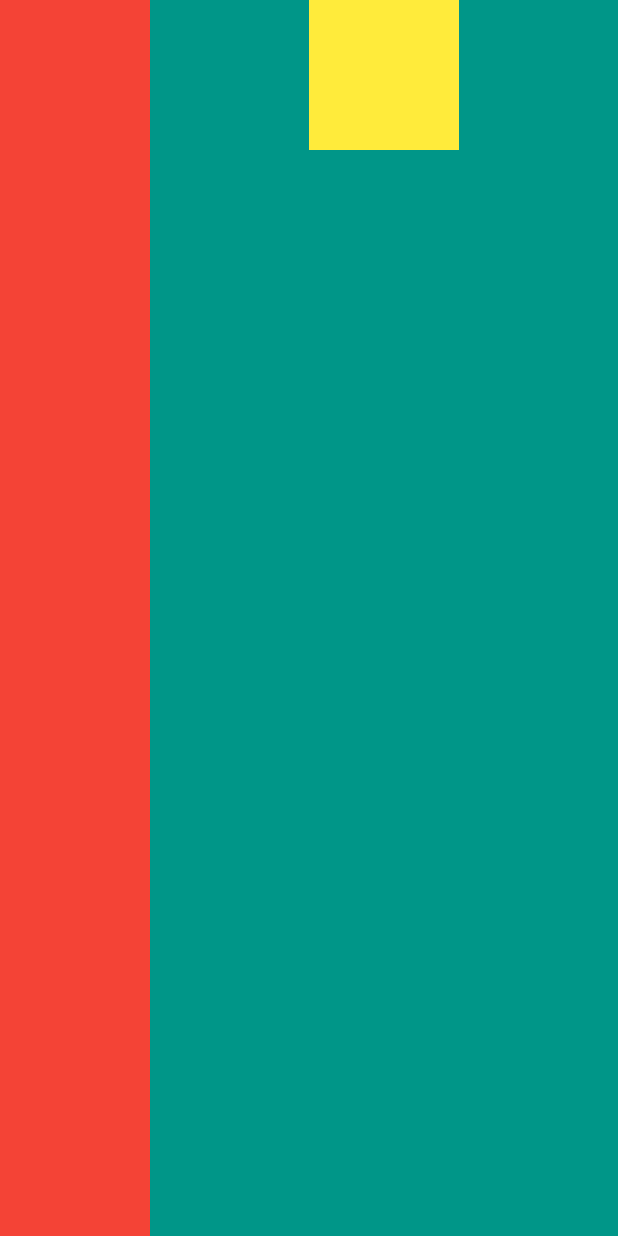
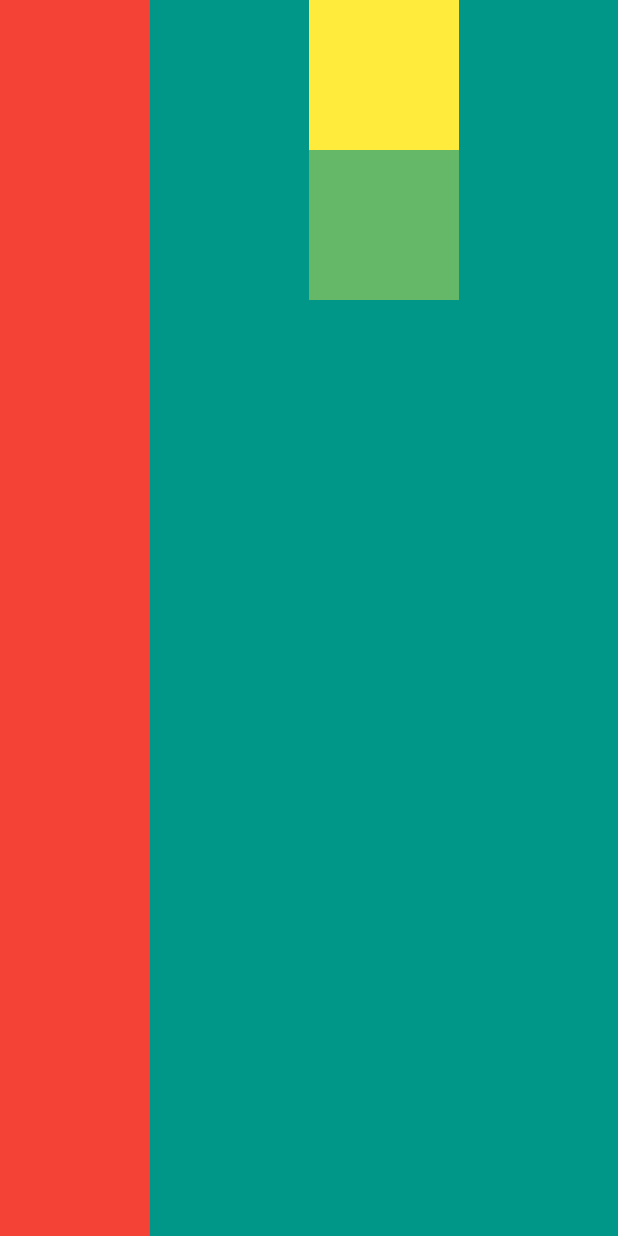
Before and after one commit to Naruse-Kazuki/Layout_challenge, a Flutter app: the screen it shows after launch, on a phone screen of 412 x 824 dp. Run offline on Flutter 3.47's test engine with Material 2 defaults, Android fonts, the light colour scheme and no system bars.

Commit message:
Container_opacity

```diff
--- a/lib/main.dart
+++ b/lib/main.dart
@@ -26,6 +26,11 @@ class MyApp extends StatelessWidget {
                     width: 100.0,
                     height: 100.0,
                     color: Colors.yellow,
+                  ),
+                  Container(
+                    width: 100.0,
+                    height: 100.0,
+                    color: Colors.yellow.withOpacity(0.4),
                   )
                 ],
               ),
```
